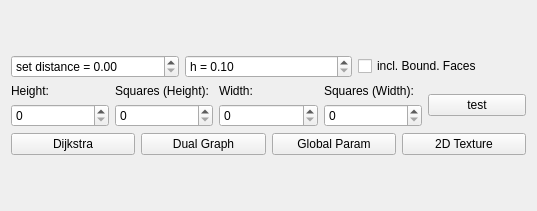
Above: MastersThesisToolbarBase.ui from Wuschelbueb/interactive-quadmesh-design before the change. Below: the same form after it.
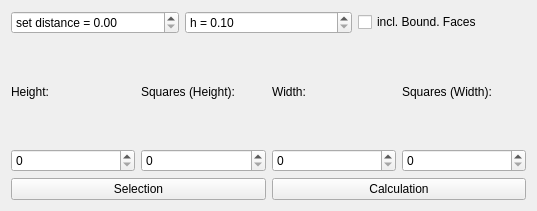
That is the form after the change.

What changed in the file:
```diff
--- a/MastersThesisToolbarBase.ui
+++ b/MastersThesisToolbarBase.ui
@@ -114,16 +114,6 @@
          </item>
         </layout>
        </item>
-       <item>
-        <widget class="QPushButton" name="testButton">
-         <property name="text">
-          <string>test</string>
-         </property>
-         <property name="checkable">
-          <bool>true</bool>
-         </property>
-        </widget>
-       </item>
       </layout>
      </item>
      <item>
@@ -131,28 +121,17 @@
        <item>
         <widget class="QPushButton" name="get_selection">
          <property name="text">
-          <string>Dijkstra</string>
+          <string>Selection</string>
          </property>
-        </widget>
-       </item>
-       <item>
-        <widget class="QPushButton" name="getDualGraph">
-         <property name="text">
-          <string>Dual Graph</string>
+         <property name="checkable">
+          <bool>true</bool>
          </property>
         </widget>
        </item>
        <item>
         <widget class="QPushButton" name="getGlobalParam">
          <property name="text">
-          <string>Global Param</string>
-         </property>
-        </widget>
-       </item>
-       <item>
-        <widget class="QPushButton" name="get2DTexture">
-         <property name="text">
-          <string>2D Texture</string>
+          <string>Calculation</string>
          </property>
         </widget>
        </item>
```
Left out of the diff: 4 changed lines with no effect on the pictures.
